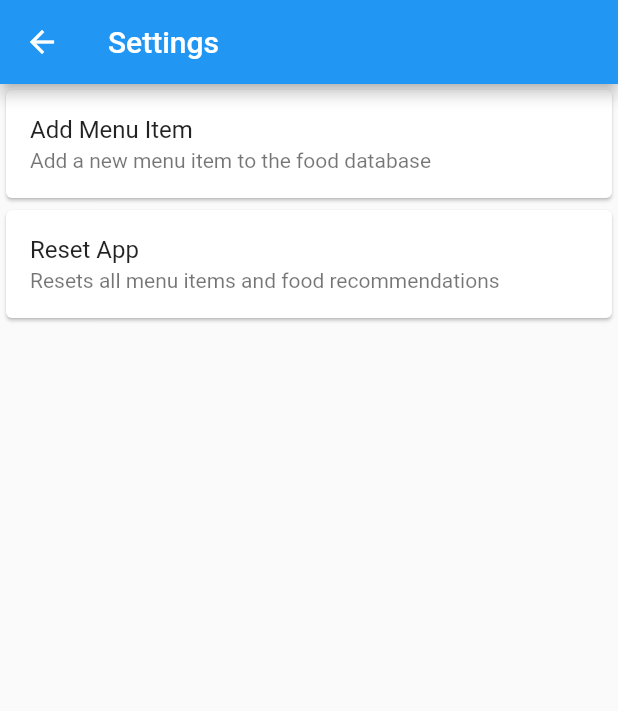
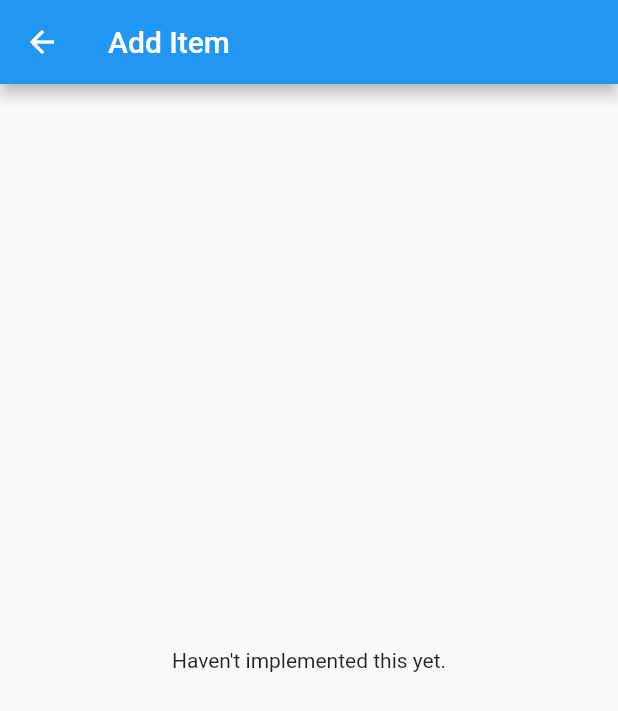
Before and after one commit to rmirabelli/recommendinator, a Flutter app: the Settings screen opened directly, after a tap on "Add Menu Item", on a phone screen of 412 x 824 dp. Shown: the top 711 px of the screen. Run offline on Flutter 3.47's test engine with Material 2 defaults, Android fonts, the phone set to English and light mode, and no system bars; our stand-ins replace bloc, flutter_bloc, grouped_list, shared_preferences; accounts and stored records are empty; network calls fail.

Commit message:
Added skeleton for add item interface.

```diff
--- /dev/null
+++ b/lib/add_item/add_item.dart
@@ -0,0 +1,20 @@
+import 'package:flutter/material.dart';
+import 'package:flutter/widgets.dart';
+import 'package:flutter_bloc/flutter_bloc.dart';
+import 'package:recommendinator/add_item/bloc/add_item_bloc.dart';
+
+class AddItem extends StatelessWidget {
+  const AddItem({Key? key}) : super(key: key);
+
+  @override
+  Widget build(BuildContext context) {
+    return Scaffold(
+      appBar: AppBar(title: const Text('Add Item')),
+      body: BlocBuilder<AddItemBloc, AddItemState>(
+        builder: (context, state) {
+          return const Center(child: Text("Haven't implemented this yet."));
+        },
+      ),
+    );
+  }
+}
--- /dev/null
+++ b/lib/add_item/bloc/add_item_bloc.dart
@@ -0,0 +1,13 @@
+import 'package:bloc/bloc.dart';
+import 'package:meta/meta.dart';
+
+part 'add_item_event.dart';
+part 'add_item_state.dart';
+
+class AddItemBloc extends Bloc<AddItemEvent, AddItemState> {
+  AddItemBloc() : super(AddItemInitial()) {
+    on<AddItemEvent>((event, emit) {
+      // TODO: implement event handler
+    });
+  }
+}
--- /dev/null
+++ b/lib/add_item/bloc/add_item_event.dart
@@ -0,0 +1,4 @@
+part of 'add_item_bloc.dart';
+
+@immutable
+abstract class AddItemEvent {}
--- /dev/null
+++ b/lib/add_item/bloc/add_item_state.dart
@@ -0,0 +1,6 @@
+part of 'add_item_bloc.dart';
+
+@immutable
+abstract class AddItemState {}
+
+class AddItemInitial extends AddItemState {}
--- a/lib/settings/settings.dart
+++ b/lib/settings/settings.dart
@@ -1,6 +1,8 @@
 import 'package:flutter/material.dart';
 import 'package:flutter/widgets.dart';
 import 'package:flutter_bloc/flutter_bloc.dart';
+import 'package:recommendinator/add_item/add_item.dart';
+import 'package:recommendinator/add_item/bloc/add_item_bloc.dart';
 import 'package:recommendinator/menu/bloc/menu_bloc.dart';
 import 'package:recommendinator/models/customer_preferences.dart';
 import 'package:recommendinator/settings/bloc/settings_bloc.dart';
@@ -36,9 +38,14 @@ class Settings extends StatelessWidget {
   }
 
   void _performActionForSetting(BuildContext context, SettingsEnum setting) {
-    //TODO: Actually make them do stuff
     switch (setting) {
       case SettingsEnum.addItem:
+        Navigator.of(context).push(MaterialPageRoute(builder: (context) {
+          return BlocProvider(
+            create: (_) => AddItemBloc(),
+            child: const AddItem(),
+          );
+        }));
         break;
       case SettingsEnum.reset:
         _showResetConfirmationDialog(context);
```
